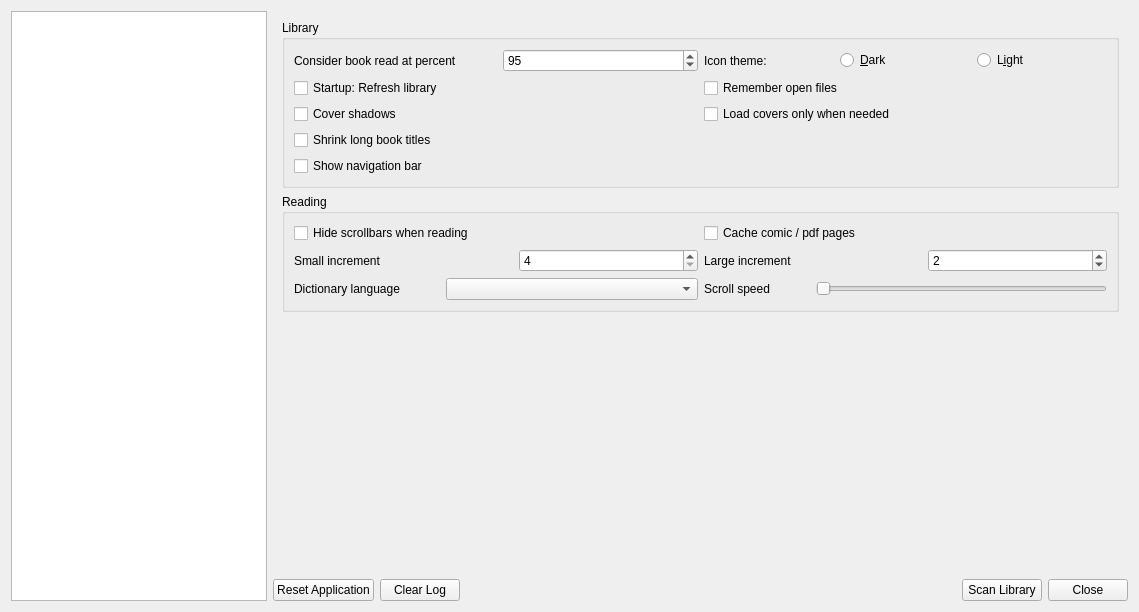
Qt form lector/resources/raw/settings.ui (luhuaei/lector) before a commit.
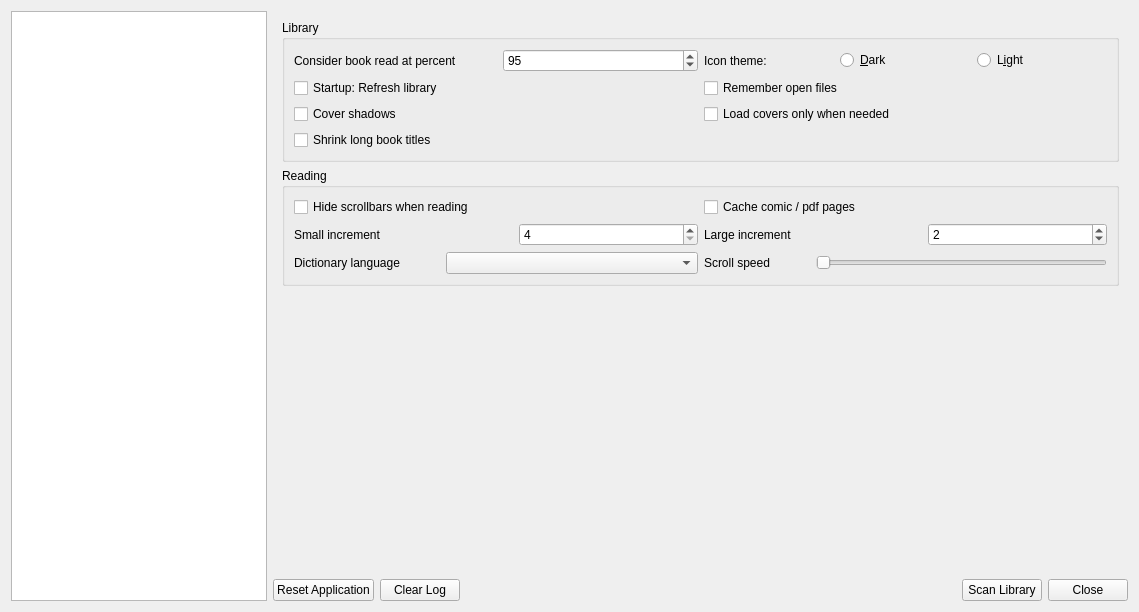
The same form after that commit. The open tabs and pages were chosen to show the change. Custom widgets are drawn as their Qt base class.

Diff of the .ui file:
```diff
--- a/lector/resources/raw/settings.ui
+++ b/lector/resources/raw/settings.ui
@@ -184,17 +184,6 @@
                   </item>
                  </layout>
                 </item>
-                <item>
-                 <layout class="QHBoxLayout" name="horizontalLayout_16">
-                  <item>
-                   <widget class="QCheckBox" name="navBarVisible">
-                    <property name="text">
-                     <string>Show navigation bar</string>
-                    </property>
-                   </widget>
-                  </item>
-                 </layout>
-                </item>
                </layout>
               </item>
              </layout>
```
